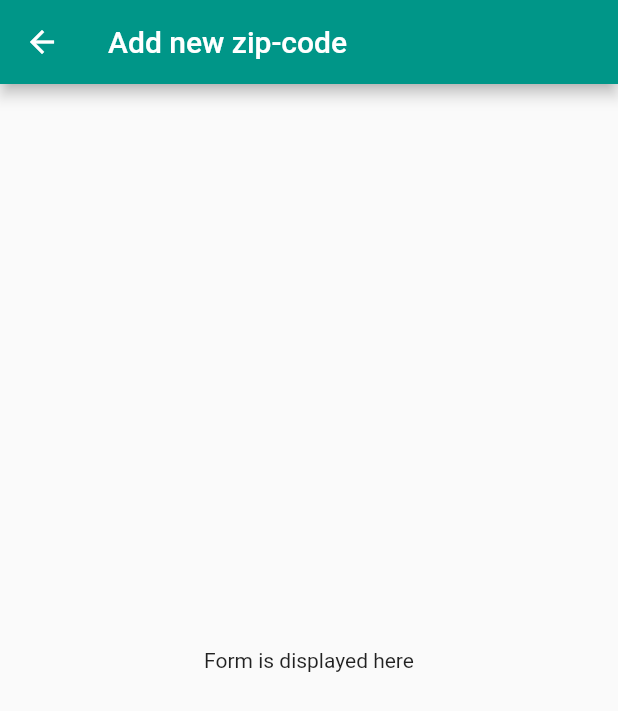
After one commit to eug-vs/ziplock, a Flutter app: the screen it shows after launch, after a tap on the "add" icon, on a phone screen of 412 x 824 dp. The commit adds this screen. Shown: the top 711 px of the screen. Run offline on Flutter 3.47's test engine with Material 2 defaults, Android fonts, the light colour scheme and no system bars.

Commit message:
refactor: distribute containers into folder

```diff
--- /dev/null
+++ b/lib/containers/FormPage.dart
@@ -0,0 +1,20 @@
+import 'package:flutter/material.dart';
+
+class FormPage extends StatefulWidget {
+  FormPage({Key key }) : super(key: key);
+
+  State<StatefulWidget> createState() => FormPageState();
+}
+
+class FormPageState extends State<FormPage> {
+  Widget build(BuildContext context) {
+    return Scaffold(
+      appBar: AppBar(
+        title: Text('Add new zip-code'),
+      ),
+      body: Center(
+        child: Text('Form is displayed here')
+      )
+    );
+  }
+}
--- /dev/null
+++ b/lib/containers/HomePage.dart
@@ -0,0 +1,54 @@
+import 'package:flutter/material.dart';
+import './FormPage.dart';
+
+
+class HomePage extends StatefulWidget {
+  HomePage({Key key, this.title}) : super(key: key);
+
+  final String title;
+
+  @override
+  _HomePageState createState() => _HomePageState();
+}
+
+class _HomePageState extends State<HomePage> {
+  int _counter = 0;
+
+  void _incrementCounter() {
+    setState(() {
+      _counter++;
+    });
+  }
+
+  void _handleFab () {
+    Navigator.push(context, MaterialPageRoute(builder: (context) => FormPage()));
+  }
+
+  @override
+  Widget build(BuildContext context) {
+    return Scaffold(
+      appBar: AppBar(
+        title: Text(widget.title),
+      ),
+      body: Center(
+        child: Column(
+          mainAxisAlignment: MainAxisAlignment.center,
+          children: <Widget>[
+            Text(
+              'You have pushed the button this many times:',
+            ),
+            Text(
+              '$_counter',
+              style: Theme.of(context).textTheme.headline4,
+            ),
+          ],
+        ),
+      ),
+      floatingActionButton: FloatingActionButton(
+        onPressed: _handleFab,
+        tooltip: 'Increment',
+        child: Icon(Icons.add),
+      ),
+    );
+  }
+}
```
Also changed, not shown: lib/main.dart (+1 -79 lines).
